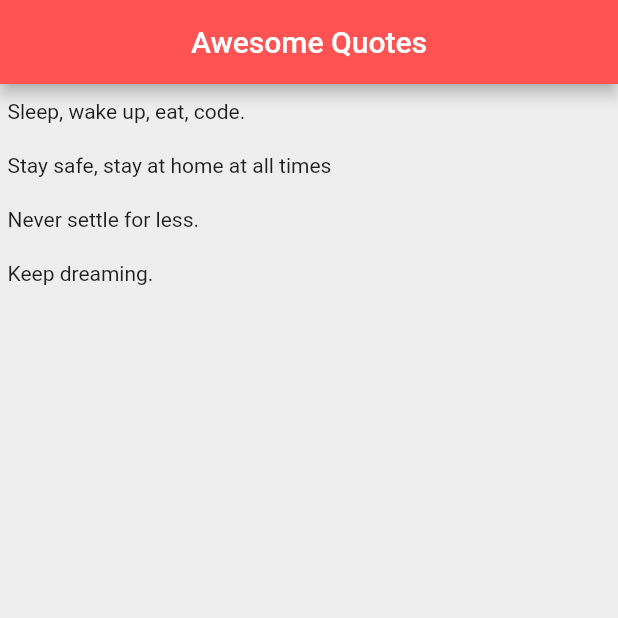
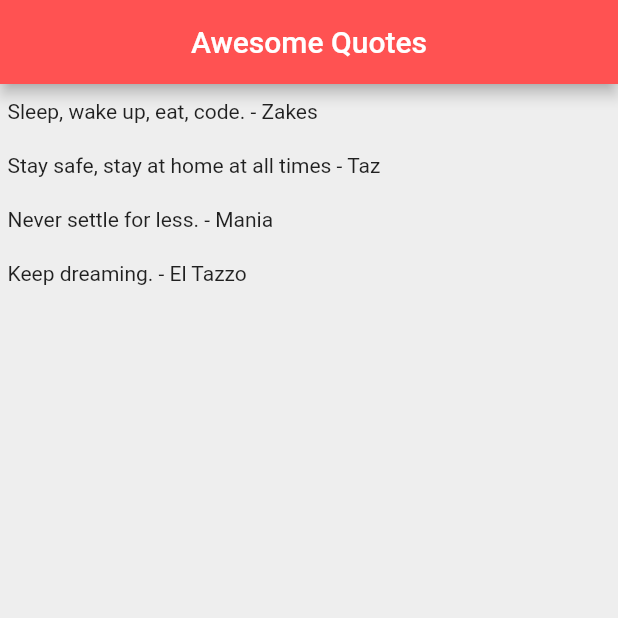
Before and after one commit to phyzikhs/flutter2_ninja_card, a Flutter app: the screen it shows after launch, on a phone screen of 412 x 824 dp, the top half of it. Run offline on Flutter 3.47's test engine with Material 2 defaults, Android fonts, the phone set to English and light mode, and no system bars.

Commit message:
custom clases migrated to current branch

```diff
--- a/quote_list/lib/main.dart
+++ b/quote_list/lib/main.dart
@@ -1,4 +1,5 @@
 import 'package:flutter/material.dart';
+import 'package:quote_list/quote.dart';
 
 void main() => runApp(MaterialApp(
   home: QuoteList(),
@@ -11,11 +12,11 @@ class QuoteList extends StatefulWidget {
 
 class _QuoteListState extends State<QuoteList> {
 
-  List<String> quotes = [
-    'Sleep, wake up, eat, code.',
-    'Stay safe, stay at home at all times',
-    'Never settle for less.',
-    'Keep dreaming.',
+  List<Quote> quotes = [
+    Quote(author: 'Zakes', text: 'Sleep, wake up, eat, code.'),
+    Quote(author: 'Taz', text: 'Stay safe, stay at home at all times'),
+    Quote(author: 'Mania', text: 'Never settle for less.'),
+    Quote(author: 'El Tazzo', text: 'Keep dreaming.'),
   ];
 
   @override
@@ -43,7 +44,7 @@ class _QuoteListState extends State<QuoteList> {
         ),
         ] : quotes.map((quote) => Container(
           padding: EdgeInsets.symmetric(vertical: 10.0, horizontal: 5.0),
-            child: Text(quote),
+            child: Text('${quote.text} - ${quote.author}'),
         )).toList(),
       ),
     );
--- /dev/null
+++ b/quote_list/lib/quote.dart
@@ -0,0 +1,4 @@
+class Quote {
+  String author, text;
+  Quote({this.text, this.author});
+}
```
